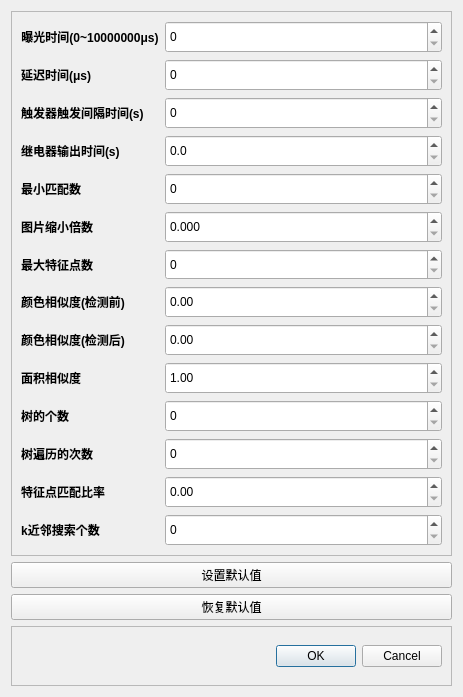
Above: DialogSetParams.ui from youngblood1998/helmet_detect before the change. Below: the same form after it.
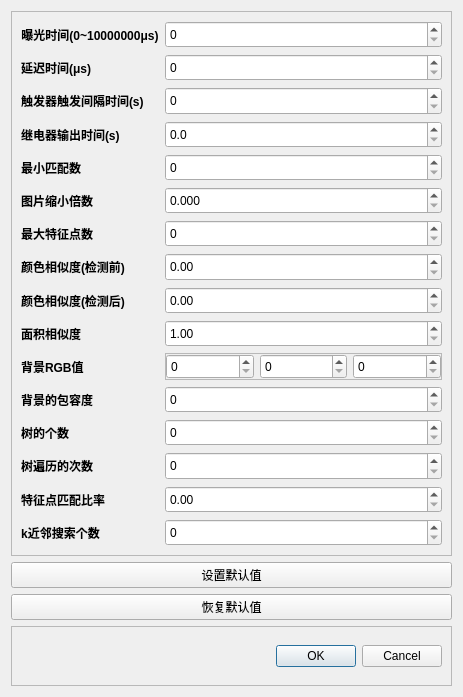
That is the form after the change.

```diff
--- a/DialogSetParams.ui
+++ b/DialogSetParams.ui
@@ -76,19 +76,6 @@
         </property>
        </widget>
       </item>
-      <item row="1" column="1">
-       <widget class="QSpinBox" name="spinBoxTriggerDelay">
-        <property name="sizePolicy">
-         <sizepolicy hsizetype="Minimum" vsizetype="Expanding">
-          <horstretch>0</horstretch>
-          <verstretch>0</verstretch>
-         </sizepolicy>
-        </property>
-        <property name="maximum">
-         <number>1000000</number>
-        </property>
-       </widget>
-      </item>
       <item row="1" column="0">
        <widget class="QLabel" name="labTriggerDelay">
         <property name="sizePolicy">
@@ -114,6 +101,83 @@
         </property>
        </widget>
       </item>
+      <item row="1" column="1">
+       <widget class="QSpinBox" name="spinBoxTriggerDelay">
+        <property name="sizePolicy">
+         <sizepolicy hsizetype="Minimum" vsizetype="Expanding">
+          <horstretch>0</horstretch>
+          <verstretch>0</verstretch>
+         </sizepolicy>
+        </property>
+        <property name="maximum">
+         <number>1000000</number>
+        </property>
+       </widget>
+      </item>
+      <item row="2" column="0">
+       <widget class="QLabel" name="label_2">
+        <property name="sizePolicy">
+         <sizepolicy hsizetype="Preferred" vsizetype="Expanding">
+          <horstretch>0</horstretch>
+          <verstretch>0</verstretch>
+         </sizepolicy>
+        </property>
+        <property name="font">
+         <font>
+          <weight>75</weight>
+          <bold>true</bold>
+         </font>
+        </property>
+        <property name="text">
+         <string>触发器触发间隔时间(s)</string>
+        </property>
+       </widget>
+      </item>
+      <item row="2" column="1">
+       <widget class="QSpinBox" name="spinBoxIntervalTime">
+        <property name="sizePolicy">
+         <sizepolicy hsizetype="Minimum" vsizetype="Expanding">
+          <horstretch>0</horstretch>
+          <verstretch>0</verstretch>
+         </sizepolicy>
+        </property>
+       </widget>
+      </item>
+      <item row="3" column="0">
+       <widget class="QLabel" name="label">
+        <property name="sizePolicy">
+         <sizepolicy hsizetype="Preferred" vsizetype="Expanding">
+          <horstretch>0</horstretch>
+          <verstretch>0</verstretch>
+         </sizepolicy>
+        </property>
+        <property name="font">
+         <font>
+          <weight>75</weight>
+          <bold>true</bold>
+         </font>
+        </property>
+        <property name="text">
+         <string>继电器输出时间(s)</string>
+        </property>
+       </widget>
+      </item>
+      <item row="3" column="1">
+       <widget class="QDoubleSpinBox" name="doubleSpinBoxDelay">
+        <property name="sizePolicy">
+         <sizepolicy hsizetype="Minimum" vsizetype="Expanding">
+          <horstretch>0</horstretch>
+          <verstretch>0</verstretch>
+         </sizepolicy>
+        </property>
+        <property name="decimals">
+         <number>1</number>
+        </property>
+        <property name="singleStep">
+         <double>0.100000000000000</double>
+        </property>
+       </widget>
+      </item>
       <item row="4" column="0">
        <widget class="QLabel" name="labMinMatchCount">
         <property name="sizePolicy">
@@ -136,6 +200,16 @@
         </property>
        </widget>
       </item>
+      <item row="4" column="1">
+       <widget class="QSpinBox" name="spinBoxMinMatchCount">
+        <property name="sizePolicy">
+         <sizepolicy hsizetype="Minimum" vsizetype="Expanding">
+          <horstretch>0</horstretch>
+          <verstretch>0</verstretch>
+         </sizepolicy>
+        </property>
+       </widget>
+      </item>
       <item row="5" column="0">
        <widget class="QLabel" name="labResizeTime">
         <property name="sizePolicy">
@@ -158,132 +232,6 @@
         </property>
        </widget>
       </item>
-      <item row="6" column="0">
-       <widget class="QLabel" name="labMaxMatches">
-        <property name="sizePolicy">
-         <sizepolicy hsizetype="Preferred" vsizetype="Expanding">
-          <horstretch>0</horstretch>
-          <verstretch>0</verstretch>
-         </sizepolicy>
-        </property>
-        <property name="font">
-         <font>
-          <weight>75</weight>
-          <bold>true</bold>
-         </font>
-        </property>
-        <property name="text">
-         <string>最大特征点数</string>
-        </property>
-        <property name="alignment">
-         <set>Qt::AlignCenter</set>
-        </property>
-       </widget>
-      </item>
-      <item row="10" column="0">
-       <widget class="QLabel" name="labTree">
-        <property name="sizePolicy">
-         <sizepolicy hsizetype="Preferred" vsizetype="Expanding">
-          <horstretch>0</horstretch>
-          <verstretch>0</verstretch>
-         </sizepolicy>
-        </property>
-        <property name="font">
-         <font>
-          <weight>75</weight>
-          <bold>true</bold>
-         </font>
-        </property>
-        <property name="text">
-         <string>树的个数</string>
-        </property>
-        <property name="alignment">
-         <set>Qt::AlignCenter</set>
-        </property>
-       </widget>
-      </item>
-      <item row="11" column="0">
-       <widget class="QLabel" name="labChecks">
-        <property name="sizePolicy">
-         <sizepolicy hsizetype="Preferred" vsizetype="Expanding">
-          <horstretch>0</horstretch>
-          <verstretch>0</verstretch>
-         </sizepolicy>
-        </property>
-        <property name="font">
-         <font>
-          <weight>75</weight>
-          <bold>true</bold>
-         </font>
-        </property>
-        <property name="text">
-         <string>树遍历的次数</string>
-        </property>
-        <property name="alignment">
-         <set>Qt::AlignCenter</set>
-        </property>
-       </widget>
-      </item>
-      <item row="12" column="0">
-       <widget class="QLabel" name="labRatio">
-        <property name="sizePolicy">
-         <sizepolicy hsizetype="Preferred" vsizetype="Expanding">
-          <horstretch>0</horstretch>
-          <verstretch>0</verstretch>
-         </sizepolicy>
-        </property>
-        <property name="font">
-         <font>
-          <weight>75</weight>
-          <bold>true</bold>
-         </font>
-        </property>
-        <property name="text">
-         <string>特征点匹配比率</string>
-        </property>
-        <property name="alignment">
-         <set>Qt::AlignCenter</set>
-        </property>
-        <property name="openExternalLinks">
-         <bool>false</bool>
-        </property>
-       </widget>
-      </item>
-      <item row="13" column="0">
-       <widget class="QLabel" name="labK">
-        <property name="sizePolicy">
-         <sizepolicy hsizetype="Preferred" vsizetype="Expanding">
-          <horstretch>0</horstretch>
-          <verstretch>0</verstretch>
-         </sizepolicy>
-        </property>
-        <property name="font">
-         <font>
-          <weight>75</weight>
-          <bold>true</bold>
-         </font>
-        </property>
-        <property name="text">
-         <string>k近邻搜索个数</string>
-        </property>
-        <property name="textFormat">
-         <enum>Qt::AutoText</enum>
-        </property>
-        <property name="alignment">
-         <set>Qt::AlignCenter</set>
-        </property>
-       </widget>
-      </item>
-      <item row="4" column="1">
-       <widget class="QSpinBox" name="spinBoxMinMatchCount">
-        <property name="sizePolicy">
-         <sizepolicy hsizetype="Minimum" vsizetype="Expanding">
-          <horstretch>0</horstretch>
-          <verstretch>0</verstretch>
-         </sizepolicy>
-        </property>
-       </widget>
-      </item>
       <item row="5" column="1">
        <widget class="QDoubleSpinBox" name="doubleSpinBoxResizeTimes">
         <property name="sizePolicy">
@@ -303,6 +251,28 @@
         </property>
        </widget>
       </item>
+      <item row="6" column="0">
+       <widget class="QLabel" name="labMaxMatches">
+        <property name="sizePolicy">
+         <sizepolicy hsizetype="Preferred" vsizetype="Expanding">
+          <horstretch>0</horstretch>
+          <verstretch>0</verstretch>
+         </sizepolicy>
+        </property>
+        <property name="font">
+         <font>
+          <weight>75</weight>
+          <bold>true</bold>
+         </font>
+        </property>
+        <property name="text">
+         <string>最大特征点数</string>
+        </property>
+        <property name="alignment">
+         <set>Qt::AlignCenter</set>
+        </property>
+       </widget>
+      </item>
       <item row="6" column="1">
        <widget class="QSpinBox" name="spinBoxMaxMatches">
         <property name="sizePolicy">
@@ -316,61 +286,6 @@
         </property>
        </widget>
       </item>
-      <item row="10" column="1">
-       <widget class="QSpinBox" name="spinBoxTree">
-        <property name="sizePolicy">
-         <sizepolicy hsizetype="Minimum" vsizetype="Expanding">
-          <horstretch>0</horstretch>
-          <verstretch>0</verstretch>
-         </sizepolicy>
-        </property>
-        <property name="maximum">
-         <number>10</number>
-        </property>
-       </widget>
-      </item>
-      <item row="11" column="1">
-       <widget class="QSpinBox" name="spinBoxChecks">
-        <property name="sizePolicy">
-         <sizepolicy hsizetype="Minimum" vsizetype="Expanding">
-          <horstretch>0</horstretch>
-          <verstretch>0</verstretch>
-         </sizepolicy>
-        </property>
-        <property name="maximum">
-         <number>100</number>
-        </property>
-       </widget>
-      </item>
-      <item row="12" column="1">
-       <widget class="QDoubleSpinBox" name="doubleSpinBoxRatio">
-        <property name="sizePolicy">
-         <sizepolicy hsizetype="Minimum" vsizetype="Expanding">
-          <horstretch>0</horstretch>
-          <verstretch>0</verstretch>
-         </sizepolicy>
-        </property>
-        <property name="maximum">
-         <double>1.000000000000000</double>
-        </property>
-        <property name="singleStep">
-         <double>0.010000000000000</double>
-        </property>
-       </widget>
-      </item>
-      <item row="13" column="1">
-       <widget class="QSpinBox" name="spinBoxK">
-        <property name="sizePolicy">
-         <sizepolicy hsizetype="Minimum" vsizetype="Expanding">
-          <horstretch>0</horstretch>
-          <verstretch>0</verstretch>
-         </sizepolicy>
-        </property>
-        <property name="maximum">
-         <number>10</number>
-        </property>
-       </widget>
-      </item>
       <item row="7" column="0">
        <widget class="QLabel" name="labHist1">
         <property name="sizePolicy">
@@ -479,8 +394,8 @@
         </property>
        </widget>
       </item>
-      <item row="3" column="0">
-       <widget class="QLabel" name="label">
+      <item row="10" column="0">
+       <widget class="QLabel" name="label_3">
         <property name="sizePolicy">
          <sizepolicy hsizetype="Preferred" vsizetype="Expanding">
           <horstretch>0</horstretch>
@@ -494,28 +409,123 @@
          </font>
         </property>
         <property name="text">
-         <string>继电器输出时间(s)</string>
+         <string>背景RGB值</string>
         </property>
        </widget>
       </item>
-      <item row="3" column="1">
-       <widget class="QDoubleSpinBox" name="doubleSpinBoxDelay">
+      <item row="12" column="0">
+       <widget class="QLabel" name="labTree">
         <property name="sizePolicy">
+         <sizepolicy hsizetype="Preferred" vsizetype="Expanding">
+          <horstretch>0</horstretch>
+          <verstretch>0</verstretch>
+         </sizepolicy>
+        </property>
+        <property name="font">
+         <font>
+          <weight>75</weight>
+          <bold>true</bold>
+         </font>
+        </property>
+        <property name="text">
+         <string>树的个数</string>
+        </property>
+        <property name="alignment">
+         <set>Qt::AlignCenter</set>
+        </property>
+       </widget>
+      </item>
+      <item row="12" column="1">
+       <widget class="QSpinBox" name="spinBoxTree">
+        <property name="sizePolicy">
          <sizepolicy hsizetype="Minimum" vsizetype="Expanding">
           <horstretch>0</horstretch>
           <verstretch>0</verstretch>
          </sizepolicy>
         </property>
-        <property name="decimals">
-         <number>1</number>
+        <property name="maximum">
+         <number>10</number>
+        </property>
+       </widget>
+      </item>
+      <item row="13" column="0">
+       <widget class="QLabel" name="labChecks">
+        <property name="sizePolicy">
+         <sizepolicy hsizetype="Preferred" vsizetype="Expanding">
+          <horstretch>0</horstretch>
+          <verstretch>0</verstretch>
+         </sizepolicy>
+        </property>
+        <property name="font">
+         <font>
+          <weight>75</weight>
+          <bold>true</bold>
+         </font>
+        </property>
+        <property name="text">
+         <string>树遍历的次数</string>
+        </property>
+        <property name="alignment">
+         <set>Qt::AlignCenter</set>
+        </property>
+       </widget>
+      </item>
+      <item row="13" column="1">
+       <widget class="QSpinBox" name="spinBoxChecks">
+        <property name="sizePolicy">
+         <sizepolicy hsizetype="Minimum" vsizetype="Expanding">
+          <horstretch>0</horstretch>
+          <verstretch>0</verstretch>
+         </sizepolicy>
+        </property>
+        <property name="maximum">
+         <number>100</number>
+        </property>
+       </widget>
+      </item>
+      <item row="14" column="0">
+       <widget class="QLabel" name="labRatio">
+        <property name="sizePolicy">
+         <sizepolicy hsizetype="Preferred" vsizetype="Expanding">
+          <horstretch>0</horstretch>
+          <verstretch>0</verstretch>
+         </sizepolicy>
+        </property>
+        <property name="font">
+         <font>
+          <weight>75</weight>
+          <bold>true</bold>
+         </font>
+        </property>
+        <property name="text">
+         <string>特征点匹配比率</string>
+        </property>
+        <property name="alignment">
+         <set>Qt::AlignCenter</set>
+        </property>
+        <property name="openExternalLinks">
+         <bool>false</bool>
+        </property>
+       </widget>
+      </item>
+      <item row="14" column="1">
+       <widget class="QDoubleSpinBox" name="doubleSpinBoxRatio">
+        <property name="sizePolicy">
+         <sizepolicy hsizetype="Minimum" vsizetype="Expanding">
+          <horstretch>0</horstretch>
+          <verstretch>0</verstretch>
+         </sizepolicy>
+        </property>
+        <property name="maximum">
+         <double>1.000000000000000</double>
         </property>
         <property name="singleStep">
-         <double>0.100000000000000</double>
+         <double>0.010000000000000</double>
         </property>
        </widget>
       </item>
-      <item row="2" column="0">
-       <widget class="QLabel" name="label_2">
+      <item row="15" column="0">
+       <widget class="QLabel" name="labK">
         <property name="sizePolicy">
          <sizepolicy hsizetype="Preferred" vsizetype="Expanding">
           <horstretch>0</horstretch>
@@ -529,17 +539,127 @@
          </font>
         </property>
         <property name="text">
-         <string>触发器触发间隔时间(s)</string>
+         <string>k近邻搜索个数</string>
         </property>
+        <property name="textFormat">
+         <enum>Qt::AutoText</enum>
+        </property>
+        <property name="alignment">
+         <set>Qt::AlignCenter</set>
+        </property>
        </widget>
       </item>
-      <item row="2" column="1">
-       <widget class="QSpinBox" name="spinBoxIntervalTime">
+      <item row="15" column="1">
+       <widget class="QSpinBox" name="spinBoxK">
         <property name="sizePolicy">
          <sizepolicy hsizetype="Minimum" vsizetype="Expanding">
           <horstretch>0</horstretch>
           <verstretch>0</verstretch>
          </sizepolicy>
+        </property>
+        <property name="maximum">
+         <number>10</number>
+        </property>
+       </widget>
+      </item>
+      <item row="10" column="1">
+       <widget class="QFrame" name="frame_3">
+        <property name="sizePolicy">
+         <sizepolicy hsizetype="Preferred" vsizetype="Expanding">
+          <horstretch>0</horstretch>
+          <verstretch>0</verstretch>
+         </sizepolicy>
+        </property>
+        <property name="frameShape">
+         <enum>QFrame::StyledPanel</enum>
+        </property>
+        <property name="frameShadow">
+         <enum>QFrame::Raised</enum>
+        </property>
+        <layout class="QHBoxLayout" name="horizontalLayout">
+         <property name="leftMargin">
+          <number>0</number>
+         </property>
+         <property name="topMargin">
+          <number>0</number>
+         </property>
+         <property name="rightMargin">
+          <number>0</number>
+         </property>
+         <property name="bottomMargin">
+          <number>0</number>
+         </property>
+         <item>
+          <widget class="QSpinBox" name="spinBoxR">
+           <property name="sizePolicy">
+            <sizepolicy hsizetype="Minimum" vsizetype="Expanding">
+             <horstretch>0</horstretch>
+             <verstretch>0</verstretch>
+            </sizepolicy>
+           </property>
+           <property name="maximum">
+            <number>255</number>
+           </property>
+          </widget>
+         </item>
+         <item>
+          <widget class="QSpinBox" name="spinBoxG">
+           <property name="sizePolicy">
+            <sizepolicy hsizetype="Minimum" vsizetype="Expanding">
+             <horstretch>0</horstretch>
+             <verstretch>0</verstretch>
+            </sizepolicy>
+           </property>
+           <property name="maximum">
+            <number>255</number>
+           </property>
+          </widget>
+         </item>
+         <item>
+          <widget class="QSpinBox" name="spinBoxB">
+           <property name="sizePolicy">
+            <sizepolicy hsizetype="Minimum" vsizetype="Expanding">
+             <horstretch>0</horstretch>
+             <verstretch>0</verstretch>
+            </sizepolicy>
+           </property>
+           <property name="maximum">
+            <number>255</number>
+           </property>
+          </widget>
+         </item>
+        </layout>
+       </widget>
+      </item>
+      <item row="11" column="0">
+       <widget class="QLabel" name="label_4">
+        <property name="sizePolicy">
+         <sizepolicy hsizetype="Preferred" vsizetype="Expanding">
+          <horstretch>0</horstretch>
+          <verstretch>0</verstretch>
+         </sizepolicy>
+        </property>
+        <property name="font">
+         <font>
+          <weight>75</weight>
+          <bold>true</bold>
+         </font>
+        </property>
+        <property name="text">
+         <string>背景的包容度</string>
+        </property>
+       </widget>
+      </item>
+      <item row="11" column="1">
+       <widget class="QSpinBox" name="spinBoxBgThresh">
+        <property name="sizePolicy">
+         <sizepolicy hsizetype="Minimum" vsizetype="Expanding">
+          <horstretch>0</horstretch>
+          <verstretch>0</verstretch>
+         </sizepolicy>
+        </property>
+        <property name="maximum">
+         <number>200000</number>
         </property>
        </widget>
       </item>
```
